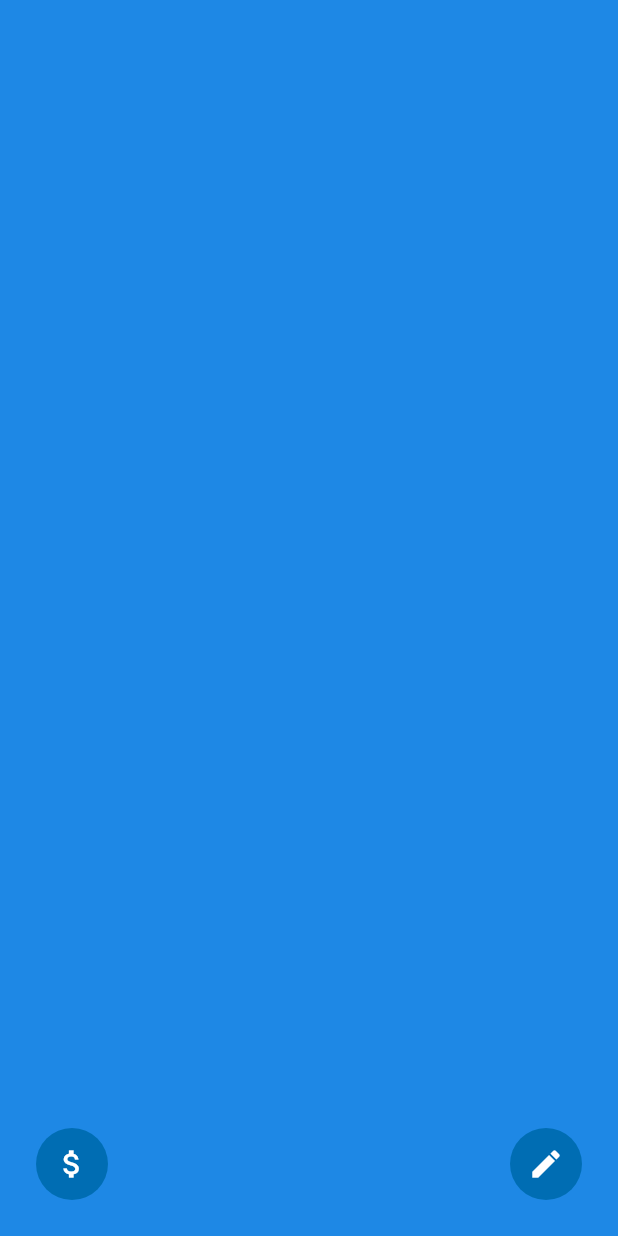
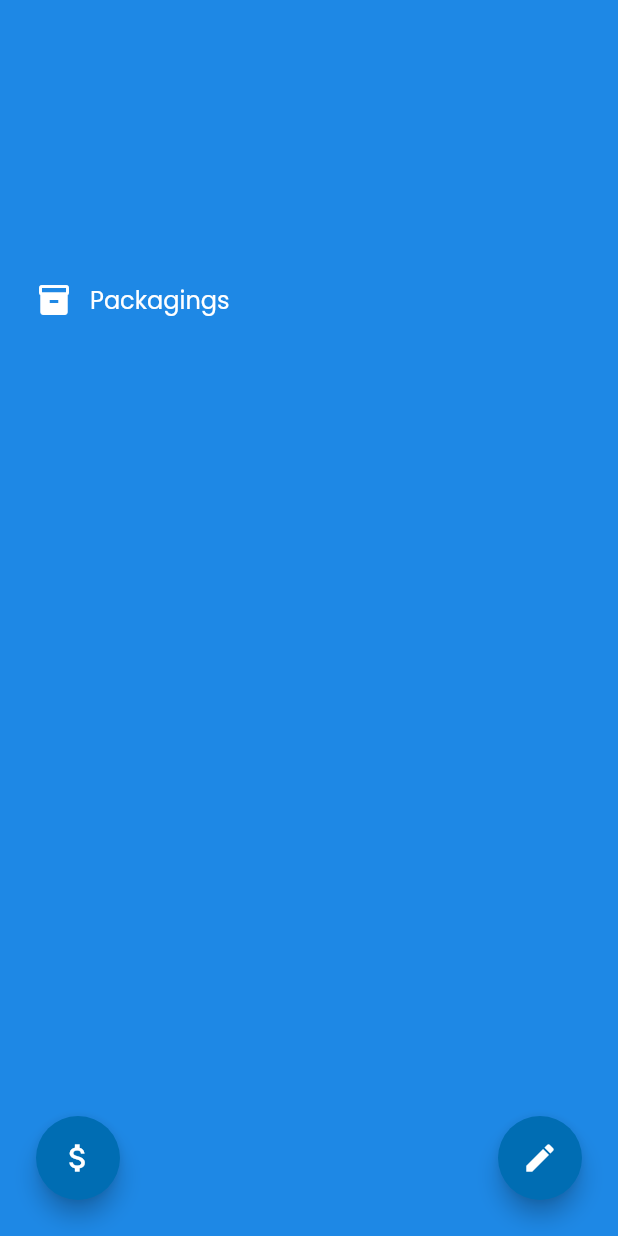
Before and after one commit to lburzak/flexeat, a Flutter app: the screen it shows after launch, on a phone screen of 412 x 824 dp. Run offline on Flutter 3.47's test engine with Material 2 defaults, Android fonts, the phone set to English and light mode, and no system bars; our stand-ins replace flutter_bloc, google_fonts.

Commit message:
Improve layout

```diff
--- a/app/lib/main.dart
+++ b/app/lib/main.dart
@@ -10,12 +10,12 @@ void main() {
   runApp(const MyApp());
 }
 
-const colorScheme = ColorScheme.light(
-    background: Color(0xff1E88E5),
+final colorScheme = ColorScheme.light(
+    background: Colors.blue.shade600,
     primary: Color(0xff006DB3),
     onBackground: Colors.white);
 
-final textTheme = GoogleFonts.tajawalTextTheme(ThemeData.light().textTheme);
+final textTheme = GoogleFonts.poppinsTextTheme(ThemeData.light().textTheme);
 
 class MyApp extends StatelessWidget {
   const MyApp({Key? key}) : super(key: key);
@@ -26,9 +26,12 @@ class MyApp extends StatelessWidget {
         title: 'Flutter Demo',
         theme: ThemeData(
             primarySwatch: Colors.blue,
+            floatingActionButtonTheme: FloatingActionButtonThemeData(
+                backgroundColor: colorScheme.primary,
+                foregroundColor: colorScheme.onBackground),
             scaffoldBackgroundColor: colorScheme.background,
             iconTheme: IconThemeData(color: colorScheme.onBackground),
-            buttonTheme: const ButtonThemeData(colorScheme: colorScheme),
+            buttonTheme: ButtonThemeData(colorScheme: colorScheme),
             textTheme: textTheme.copyWith(
                 headline1: textTheme.headline1?.copyWith(
                   fontSize: 32,
--- a/app/lib/ui/circle_button.dart
+++ b/app/lib/ui/circle_button.dart
@@ -4,24 +4,28 @@ class CircleButton extends StatelessWidget {
   final void Function()? onPressed;
   final IconData icon;
   final double size;
+  final double iconSize;
 
   const CircleButton(
-      {Key? key, this.onPressed, this.size = 48, required this.icon})
-      : super(key: key);
+      {Key? key,
+      this.onPressed,
+      this.size = 48,
+      double? iconSize,
+      required this.icon})
+      : iconSize = iconSize ?? size * 0.5,
+        super(key: key);
 
   @override
   Widget build(BuildContext context) => Ink(
       decoration: ShapeDecoration(
           color: Theme.of(context).colorScheme.primary,
           shape: const CircleBorder()),
-      child: SizedBox.square(
-        dimension: size,
-        child: IconButton(
-          onPressed: onPressed,
-          icon: Icon(
-            icon,
-            size: size * 0.5,
-          ),
-        ),
+      height: size,
+      width: size,
+      child: IconButton(
+        splashRadius: size / 2,
+        iconSize: iconSize,
+        onPressed: onPressed,
+        icon: Icon(icon),
       ));
 }
--- a/app/lib/ui/product_page.dart
+++ b/app/lib/ui/product_page.dart
@@ -1,7 +1,6 @@
 import 'package:flexeat/bloc/product_cubit.dart';
 import 'package:flexeat/domain/packaging.dart';
 import 'package:flexeat/state/product_state.dart';
-import 'package:flexeat/ui/circle_button.dart';
 import 'package:flutter/material.dart';
 import 'package:flutter_bloc/flutter_bloc.dart';
 
@@ -32,7 +31,7 @@ class _ProductPageState extends State<ProductPage> {
     context.read<ProductCubit>().save();
   }
 
-  void _addPackaging(BuildContext context) {
+  void _showPackagingDialog(BuildContext context) {
     final cubit = context.read<ProductCubit>();
     showDialog(
         context: context,
@@ -63,20 +62,41 @@ class _ProductPageState extends State<ProductPage> {
                         (cubit) => cubit.state.productName),
                     style: Theme.of(context).textTheme.headline1),
           ),
-          Padding(
-            padding: const EdgeInsets.only(bottom: 32),
-            child: _editing
-                ? Padding(
-                    padding: const EdgeInsets.all(16.0),
-                    child: SizedBox(
+          _editing
+              ? Column(
+                  children: [
+                    Row(
+                      children: const [
+                        Icon(Icons.local_dining),
+                        SizedBox(
+                          width: 12,
+                        ),
+                        Text("Nutrition facts")
+                      ],
+                    ),
+                    SizedBox(
                         width: double.infinity,
                         child: ElevatedButton(
                             onPressed: () {},
                             child: Text(
-                              "Add nutrition facts".toUpperCase(),
-                              style: const TextStyle(fontSize: 12),
-                            ))))
+                              "Add".toUpperCase(),
+                            ))),
+                  ],
+                )
               : const SizedBox.shrink(),
+          Column(
+            children: [
+              Padding(
+                padding: const EdgeInsets.symmetric(vertical: 12),
+                child: Row(
+                  children: const [
+                    Icon(Icons.inventory),
+                    SizedBox(
+                      width: 12,
+                    ),
+                    Text("Packagings")
+                  ],
+                ),
               ),
               BlocBuilder<ProductCubit, ProductState>(
                   builder: (context, state) => Row(
@@ -89,40 +109,39 @@ class _ProductPageState extends State<ProductPage> {
                                     width: 8,
                                   )
                                 ])
-                        .followedBy([
-                      _editing
-                          ? CircleButton(
-                              size: 34,
-                              icon: Icons.add,
-                              onPressed: () => _addPackaging(context),
-                            )
-                          : const SizedBox.shrink()
-                    ]).toList(growable: false),
+                            .toList(growable: false),
                       )),
+            ],
+          ),
           const Spacer(),
           _editing
               ? Row(
                   children: [
+                    FloatingActionButton.extended(
+                      onPressed: () => _showPackagingDialog(context),
+                      icon: const Icon(Icons.shopping_bag),
+                      label: Text("Add packaging".toUpperCase()),
+                    ),
                     const Spacer(),
-                    CircleButton(
-                      icon: Icons.save,
+                    FloatingActionButton(
                       onPressed: _stopEditing,
+                      child: const Icon(Icons.save),
                     ),
                   ],
                 )
               : Row(
                   children: [
-                    CircleButton(
-                      icon: Icons.attach_money,
+                    FloatingActionButton(
                       onPressed: () {},
+                      child: const Icon(Icons.attach_money),
                     ),
                     const SizedBox(
                       width: 12,
                     ),
                     const Spacer(),
-                    CircleButton(
-                      icon: Icons.edit,
+                    FloatingActionButton(
                       onPressed: _startEditing,
+                      child: const Icon(Icons.edit),
                     ),
                   ],
                 )
@@ -143,12 +162,18 @@ class PackagingChip extends StatelessWidget {
       color: Theme.of(context).colorScheme.primary,
       shape: RoundedRectangleBorder(borderRadius: BorderRadius.circular(300)),
       child: Padding(
-        padding: const EdgeInsets.symmetric(horizontal: 12.0, vertical: 8),
+        padding: const EdgeInsets.symmetric(horizontal: 24.0, vertical: 8),
         child: Row(
           mainAxisAlignment: MainAxisAlignment.center,
           crossAxisAlignment: CrossAxisAlignment.center,
           children: [
-            Text(packaging.label),
+            Text(
+              packaging.label,
+              style: Theme.of(context)
+                  .textTheme
+                  .bodyText2
+                  ?.copyWith(fontWeight: FontWeight.bold),
+            ),
             const SizedBox(
               width: 8,
             ),
```
Lines whose indentation alone changed are shown as unchanged.
